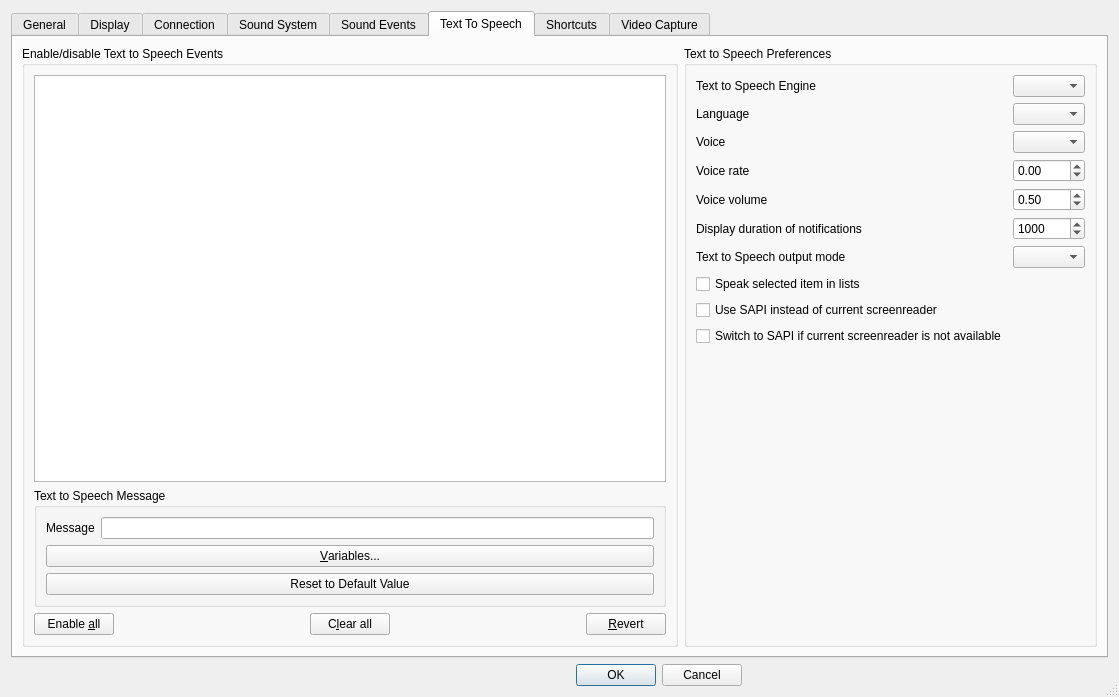
This is Client/qtTeamTalk/preferences.ui in BearWare/TeamTalk5 as Qt 5 draws it before an edit. The edited form follows.
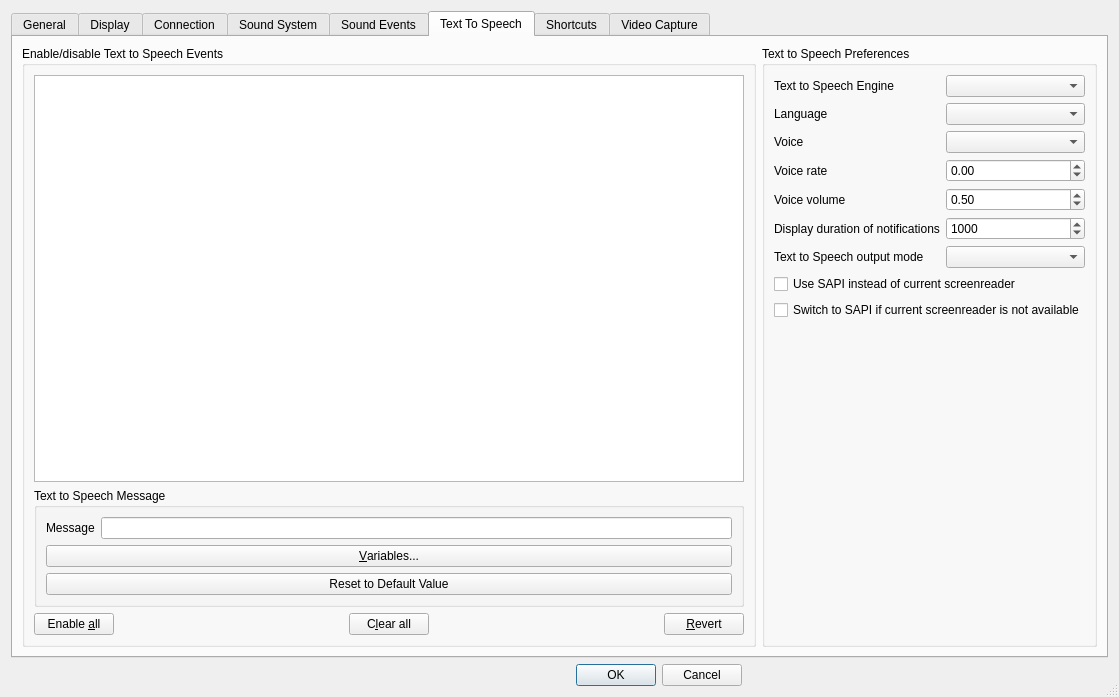
This is the edited form. The open tabs and pages were chosen to show the change. Icons and pictures are not drawn. Custom widgets are drawn as their Qt base class.

Commit message: Remove TTS speak treeview option on macOS

The edit to the form file:
```diff
--- a/Client/qtTeamTalk/preferences.ui
+++ b/Client/qtTeamTalk/preferences.ui
@@ -1686,10 +1686,20 @@
          <layout class="QVBoxLayout" name="verticalLayout_19">
           <item>
            <layout class="QFormLayout" name="formLayout_3">
-            <item row="1" column="1">
+            <item row="0" column="0">
+             <widget class="QLabel" name="label_ttsengine">
+              <property name="text">
+               <string>Text to Speech Engine</string>
+              </property>
+              <property name="buddy">
+               <cstring>ttsengineComboBox</cstring>
+              </property>
+             </widget>
+            </item>
+            <item row="0" column="1">
              <widget class="QComboBox" name="ttsengineComboBox"/>
             </item>
-            <item row="2" column="0">
+            <item row="1" column="0">
              <widget class="QLabel" name="label_ttslocale">
               <property name="text">
                <string>Language</string>
@@ -1699,10 +1709,10 @@
               </property>
              </widget>
             </item>
-            <item row="2" column="1">
+            <item row="1" column="1">
              <widget class="QComboBox" name="ttsLocaleComboBox"/>
             </item>
-            <item row="3" column="0">
+            <item row="2" column="0">
              <widget class="QLabel" name="label_ttsvoice">
               <property name="text">
                <string>Voice</string>
@@ -1712,10 +1722,10 @@
               </property>
              </widget>
             </item>
-            <item row="3" column="1">
+            <item row="2" column="1">
              <widget class="QComboBox" name="ttsVoiceComboBox"/>
             </item>
-            <item row="4" column="0">
+            <item row="3" column="0">
              <widget class="QLabel" name="label_ttsvoicerate">
               <property name="text">
                <string>Voice rate</string>
@@ -1725,7 +1735,7 @@
               </property>
              </widget>
             </item>
-            <item row="4" column="1">
+            <item row="3" column="1">
              <widget class="QDoubleSpinBox" name="ttsVoiceRateSpinBox">
               <property name="minimum">
                <double>-1.000000000000000</double>
@@ -1741,17 +1751,7 @@
               </property>
              </widget>
             </item>
-            <item row="1" column="0">
-             <widget class="QLabel" name="label_ttsengine">
-              <property name="text">
-               <string>Text to Speech Engine</string>
-              </property>
-              <property name="buddy">
-               <cstring>ttsengineComboBox</cstring>
-              </property>
-             </widget>
-            </item>
-            <item row="5" column="0">
+            <item row="4" column="0">
              <widget class="QLabel" name="label_ttsvoicevolume">
               <property name="text">
                <string>Voice volume</string>
@@ -1761,7 +1761,7 @@
               </property>
              </widget>
             </item>
-            <item row="5" column="1">
+            <item row="4" column="1">
              <widget class="QDoubleSpinBox" name="ttsVoiceVolumeSpinBox">
               <property name="minimum">
                <double>0.000000000000000</double>
@@ -1777,7 +1777,7 @@
               </property>
              </widget>
             </item>
-            <item row="6" column="0">
+            <item row="5" column="0">
              <widget class="QLabel" name="label_ttsnotifTimestamp">
               <property name="text">
                <string>Display duration of notifications</string>
@@ -1787,7 +1787,7 @@
               </property>
              </widget>
             </item>
-            <item row="6" column="1">
+            <item row="5" column="1">
              <widget class="QSpinBox" name="ttsNotifTimestampSpinBox">
               <property name="minimum">
                <number>1</number>
@@ -1800,7 +1800,7 @@
               </property>
              </widget>
             </item>
-            <item row="7" column="0">
+            <item row="6" column="0">
              <widget class="QLabel" name="label_ttsoutputmode">
               <property name="text">
                <string>Text to Speech output mode</string>
@@ -1810,24 +1810,17 @@
               </property>
              </widget>
             </item>
-            <item row="7" column="1">
+            <item row="6" column="1">
              <widget class="QComboBox" name="ttsOutputModeComboBox"/>
             </item>
-            <item row="8" column="0">
-             <widget class="QCheckBox" name="ttsSpeakListsChkBox">
-              <property name="text">
-               <string>Speak selected item in lists</string>
-              </property>
-             </widget>
-            </item>
-            <item row="9" column="0">
+            <item row="7" column="0" colspan="2">
              <widget class="QCheckBox" name="ttsForceSapiChkBox">
               <property name="text">
                <string>Use SAPI instead of current screenreader</string>
               </property>
              </widget>
             </item>
-            <item row="10" column="0">
+            <item row="8" column="0" colspan="2">
              <widget class="QCheckBox" name="ttsTrySapiChkBox">
               <property name="text">
                <string>Switch to SAPI if current screenreader is not available</string>
```
Left out of the diff: 12 changed lines with no effect on the pictures. The commit also changes 3 other files.
